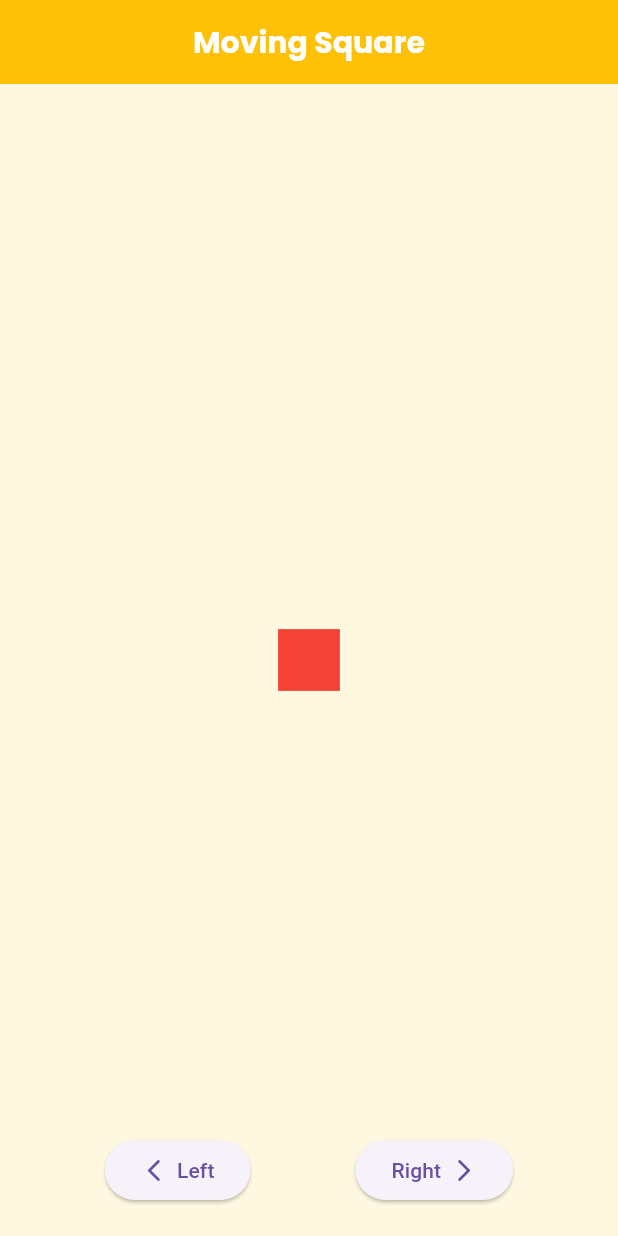
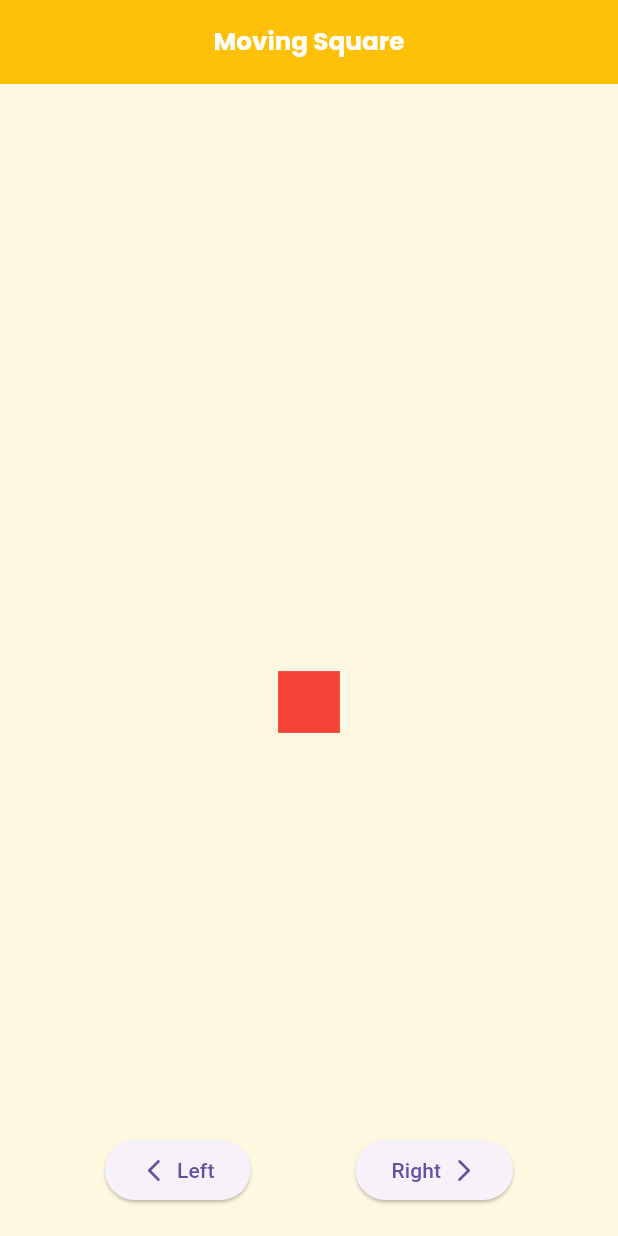
Before and after one commit to GreejithMinutesstudio/moving_square, a Flutter app: the screen it shows after launch, on a phone screen of 412 x 824 dp. Run offline on Flutter 3.47's test engine with Material 3 defaults, Android fonts, the phone set to English and light mode, and no system bars; our stand-ins replace get, google_fonts.

Commit message:
code cleanup remove responsive framework package added custom appbar code structure

```diff
--- a/lib/main.dart
+++ b/lib/main.dart
@@ -1,12 +1,11 @@
 import 'package:flutter/material.dart';
 import 'package:moving_square/ui/home_page.dart';
-import 'package:responsive_framework/responsive_framework.dart';
-
 import 'constants/app_theme.dart';
 
 void main() {
   runApp(const MyApp());
 }
+
 final GlobalKey<NavigatorState> navigatorKey = GlobalKey<NavigatorState>();
 
 class MyApp extends StatelessWidget {
@@ -14,21 +13,12 @@ class MyApp extends StatelessWidget {
 
   @override
   Widget build(BuildContext context) {
-    return   MaterialApp(
+    return MaterialApp(
       title: 'Moving Squares',
       navigatorKey: navigatorKey,
       theme: appTheme,
       debugShowCheckedModeBanner: false,
-      builder: (context, child) => ResponsiveBreakpoints.builder(
-        child: child!,
-        breakpoints: [
-          const Breakpoint(start: 0, end: 450, name: MOBILE),
-          const Breakpoint(start: 451, end: 800, name: TABLET),
-          const Breakpoint(start: 801, end: 1920, name: DESKTOP),
-        ],
-      ),
-      home:  HomePage(),
+      home: HomePage(),
     );
-
   }
 }
--- /dev/null
+++ b/lib/ui/components/home_appbar.dart
@@ -0,0 +1,33 @@
+import 'package:flutter/material.dart';
+import 'package:get/get.dart';
+import 'package:moving_square/controller/home_controller.dart';
+
+class HomeAppBar extends StatelessWidget implements PreferredSizeWidget {
+
+   HomeAppBar({super.key});
+  final HomeController controller = Get.find<HomeController>();
+
+  @override
+  Widget build(BuildContext context) {
+    return Obx(
+          () {
+        double fontSize = controller.screenWidth.value * 0.04;
+        // Clamp font size between 16 and 24
+        fontSize = fontSize.clamp(16.0, 24.0);
+        return AppBar(
+          centerTitle: true,
+          title: Text(
+            "Moving Square",
+            style: TextStyle(
+              color: Colors.white,
+              fontSize: fontSize,
+            ),
+          ),
+        );
+      },
+    );
+  }
+
+  @override
+  Size get preferredSize => const Size.fromHeight(kToolbarHeight);
+}
--- a/lib/ui/home_page.dart
+++ b/lib/ui/home_page.dart
@@ -2,9 +2,7 @@ import 'package:flutter/material.dart';
 import 'package:get/get.dart';
 import 'package:moving_square/controller/home_controller.dart';
 import 'package:moving_square/ui/components/home_buttons.dart';
-
-import '../constants/app_theme.dart';
-import '../utils/responsive_sizes.dart';
+import 'components/home_appbar.dart';
 import 'components/square_area.dart';
 
 class HomePage extends StatelessWidget {
@@ -14,31 +12,21 @@ class HomePage extends StatelessWidget {
 
   @override
   Widget build(BuildContext context) {
-    return Scaffold(
-      appBar: AppBar(
-        centerTitle: true,
-        title: Text(
-          "Moving Square",
-          style: appTheme.textTheme.titleMedium?.copyWith(
-            color: Colors.white,
-            fontSize: ResponsiveSizes.fontSize(context, 20),
-          ),
-        ),
-      ),
-      body: LayoutBuilder(
-        builder: (context, constraints) {
-          controller.updateScreenWidth(
-            constraints.maxWidth,
-          ); // Only updates when width changes
-          return Column(
+    return LayoutBuilder(
+      builder: (context, constraints) {
+        controller.updateScreenWidth(constraints.maxWidth);
+
+        return  Scaffold(
+          appBar: HomeAppBar(),
+          body: Column(
             children: [
               Expanded(child: SquareArea(constraints: constraints)),
               HomeButtons(),
               const SizedBox(height: 20),
             ],
-          );
-        },
-      ),
+          ),
+        );
+      },
     );
   }
 }
--- a/lib/utils/responsive_sizes.dart
+++ /dev/null
@@ -1,18 +0,0 @@
-import 'package:flutter/material.dart';
-import 'package:responsive_framework/responsive_framework.dart';
-
-class ResponsiveSizes {
-  /// ✅ **Font Size Scaling**
-  static double? fontSize(BuildContext context, double baseSize) {
-    return ResponsiveValue<double>(
-      context,
-      defaultValue: baseSize, // Mobile (default)
-      conditionalValues: [
-        Condition.equals(name: DESKTOP, value: baseSize * 1.5),
-      ],
-    ).value;
-  }
-
-  static double screenWidth(BuildContext context) =>
-      ResponsiveBreakpoints.of(context).screenWidth;
-}
--- a/pubspec.yaml
+++ b/pubspec.yaml
@@ -36,7 +36,6 @@ dependencies:
   cupertino_icons: ^1.0.8
   get: ^4.7.2
   google_fonts: ^6.2.1
-  responsive_framework: ^1.5.1
 
 dev_dependencies:
   flutter_test:
```
Also changed, not shown: lib/controller/home_controller.dart (+0 -27 lines), pubspec.lock.
